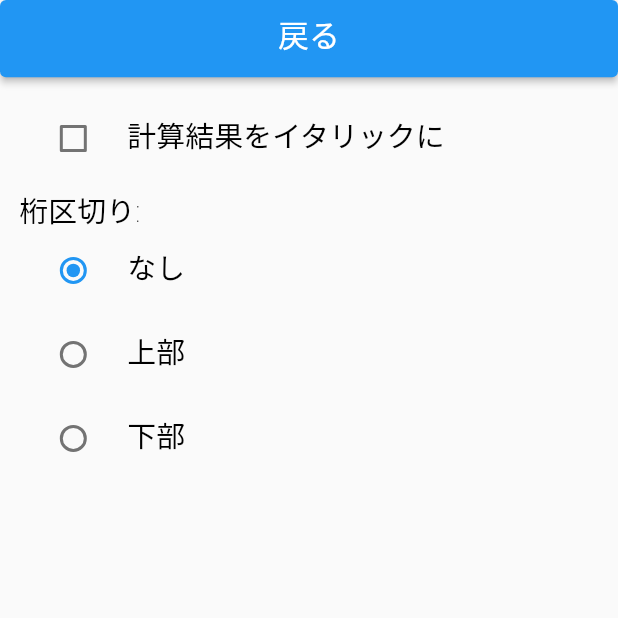
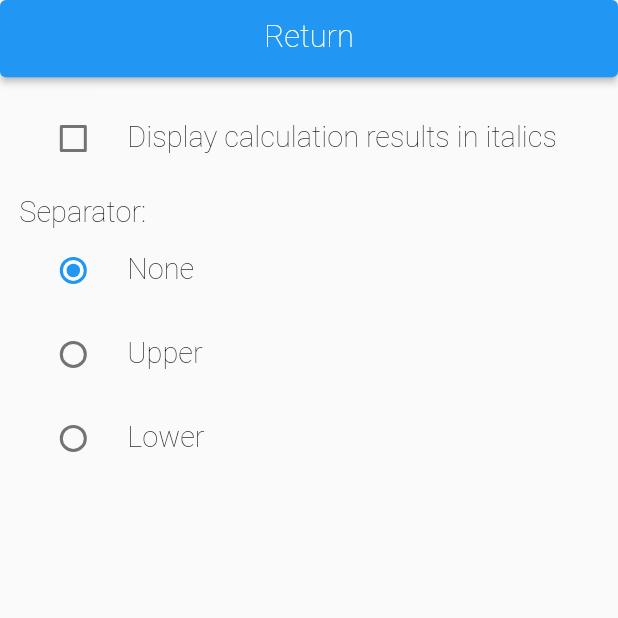
Before and after one commit to SatisKia/flutter_first_app, a Flutter app: the screen it shows after launch, after a tap on an icon or button, on a phone screen of 412 x 824 dp, the top half of it. Run offline on Flutter 3.47's test engine with Material 2 defaults, Android fonts, the phone set to English and light mode, and no system bars; our stand-ins replace shared_preferences; generated files the repository leaves out were written again.

Commit message:
localizations

```diff
--- /dev/null
+++ b/l10n.yaml
@@ -0,0 +1,3 @@
+arb-dir: lib/l10n
+template-arb-file: app_en.arb
+output-localization-file: app_localizations.dart
--- /dev/null
+++ b/lib/l10n/app_en.arb
@@ -0,0 +1,33 @@
+{
+  "@@locale": "en",
+
+  "back": "Return",
+  "@back": {
+    "description": ""
+  },
+
+  "italic": "Display calculation results in italics",
+  "@italic": {
+    "description": ""
+  },
+
+  "separator": "Separator:",
+  "@separator": {
+    "description": ""
+  },
+
+  "separatorNone": "None",
+  "@separatorNone": {
+    "description": ""
+  },
+
+  "separatorUpper": "Upper",
+  "@separatorUpper": {
+    "description": ""
+  },
+
+  "separatorLower": "Lower",
+  "@separatorLower": {
+    "description": ""
+  }
+}
--- a/lib/main.dart
+++ b/lib/main.dart
@@ -1,18 +1,36 @@
 import 'package:flutter/material.dart';
 import 'package:flutter/services.dart';
+
+// ローカライゼーション
+import 'package:flutter_gen/gen_l10n/app_localizations.dart';
+import 'package:flutter_localizations/flutter_localizations.dart';
 
 import 'config.dart';
 
 void main(){
-  runApp( const MyApp() );
+  runApp( MyApp() );
 }
 
 class MyApp extends StatelessWidget {
-  const MyApp( { Key? key } ) : super( key: key );
+  MyApp( { Key? key } ) : super( key: key );
+
+  // ローカライゼーション
+  final List<LocalizationsDelegate> localizationsDelegates = [
+    AppLocalizations.delegate,
+    GlobalMaterialLocalizations.delegate,
+    GlobalWidgetsLocalizations.delegate,
+    GlobalCupertinoLocalizations.delegate,
+  ];
+  final List<Locale> supportedLocales = [
+    Locale('en', ''), // 英語
+    Locale('ja', ''), // 日本語
+  ];
 
   @override
   Widget build( BuildContext context ){
     return MaterialApp(
+        localizationsDelegates: localizationsDelegates, // ローカライゼーション
+        supportedLocales: supportedLocales, // ローカライゼーション
         theme: ThemeData(
           pageTransitionsTheme: const PageTransitionsTheme(
             builders: <TargetPlatform, PageTransitionsBuilder>{
@@ -171,9 +189,9 @@ class MyState extends State with WidgetsBindingObserver {
     WillPopScope body = WillPopScope(
         onWillPop: _willPopCallback,
         child: SizedBox(
-            width: contentWidth,
-            height: contentHeight,
-            child: view.build( this ), // ページの画面を構築する
+          width: contentWidth,
+          height: contentHeight,
+          child: view.build( this ), // ページの画面を構築する
         )
     );
 
--- a/lib/state/option_state.dart
+++ b/lib/state/option_state.dart
@@ -4,6 +4,10 @@ import '../data.dart';
 import '../data/calc_data.dart';
 import '../main.dart';
 import '../view/option_view.dart';
+
+class MyOptionArguments {
+  String? returnRoute;
+}
 
 class MyOptionWidget extends StatefulWidget {
   const MyOptionWidget({Key? key}) : super(key: key);
@@ -51,7 +55,8 @@ class MyOptionState extends MyState {
   void onEnter(){
     debugPrint( 'option onEnter' );
 
-    returnRoute = arguments as String;
+    MyOptionArguments arguments = this.arguments as MyOptionArguments;
+    returnRoute = arguments.returnRoute!;
   }
 
   @override
--- a/lib/view/option_view.dart
+++ b/lib/view/option_view.dart
@@ -1,4 +1,7 @@
 import 'package:flutter/material.dart';
+
+// ローカライゼーション
+import 'package:flutter_gen/gen_l10n/app_localizations.dart';
 
 import '../data/calc_data.dart';
 import '../main.dart';
@@ -10,19 +13,27 @@ class OptionView extends MyView {
   Widget build( MyState state ) {
     state as MyOptionState;
 
+    // ローカライゼーション
+    String stringBack           = AppLocalizations.of(state.context)!.back;
+    String stringItalic         = AppLocalizations.of(state.context)!.italic;
+    String stringSeparator      = AppLocalizations.of(state.context)!.separator;
+    String stringSeparatorNone  = AppLocalizations.of(state.context)!.separatorNone;
+    String stringSeparatorUpper = AppLocalizations.of(state.context)!.separatorUpper;
+    String stringSeparatorLower = AppLocalizations.of(state.context)!.separatorLower;
+
     return MyColumn( children: [
       MyElevatedButton( state,
         width: 320,
         height: 40,
         color: Colors.blue.value,
         onPressed: () { state.onButtonBack(); },
-        child: MyText( state, "戻る", fontSize: 16, color: 0xFFFFFF ),
+        child: MyText( state, stringBack, fontSize: 16, color: 0xFFFFFF ),
       ),
 
       MyPadding( state, left: 10, top: 10, right: 10, bottom: 10,
           child: MyColumn( children: [
             CheckboxListTile(
-                title: MyText( state, '計算結果をイタリックに', fontSize: 15, color: 0x000000 ),
+                title: MyText( state, stringItalic, fontSize: 15, color: 0x000000 ),
                 value: state.italic,
                 controlAffinity: ListTileControlAffinity.leading,
                 onChanged: (bool? value) {
@@ -32,9 +43,9 @@ class OptionView extends MyView {
 
             MyColumnSpace( state, 10 ),
 
-            MyText( state, '桁区切り:', fontSize: 15, color: 0x000000 ),
+            MyText( state, stringSeparator, fontSize: 15, color: 0x000000 ),
             RadioListTile(
-                title: MyText( state, 'なし', fontSize: 15, color: 0x000000 ),
+                title: MyText( state, stringSeparatorNone, fontSize: 15, color: 0x000000 ),
                 value: CalcData.separatorTypeNone,
                 groupValue: state.separator,
                 controlAffinity: ListTileControlAffinity.leading,
@@ -43,7 +54,7 @@ class OptionView extends MyView {
                 }
             ),
             RadioListTile(
-                title: MyText( state, '上部', fontSize: 15, color: 0x000000 ),
+                title: MyText( state, stringSeparatorUpper, fontSize: 15, color: 0x000000 ),
                 value: CalcData.separatorTypeDash,
                 groupValue: state.separator,
                 controlAffinity: ListTileControlAffinity.leading,
@@ -52,7 +63,7 @@ class OptionView extends MyView {
                 }
             ),
             RadioListTile(
-                title: MyText( state, '下部', fontSize: 15, color: 0x000000 ),
+                title: MyText( state, stringSeparatorLower, fontSize: 15, color: 0x000000 ),
                 value: CalcData.separatorTypeComma,
                 groupValue: state.separator,
                 controlAffinity: ListTileControlAffinity.leading,
```
Also changed, not shown: lib/l10n/app_ja.arb (added, +9 -0 lines), lib/view/function_view.dart (+16 -3 lines), lib/view/number_view.dart (+16 -3 lines), pubspec.yaml (+8 -0 lines), pubspec.lock, 2 other files.
